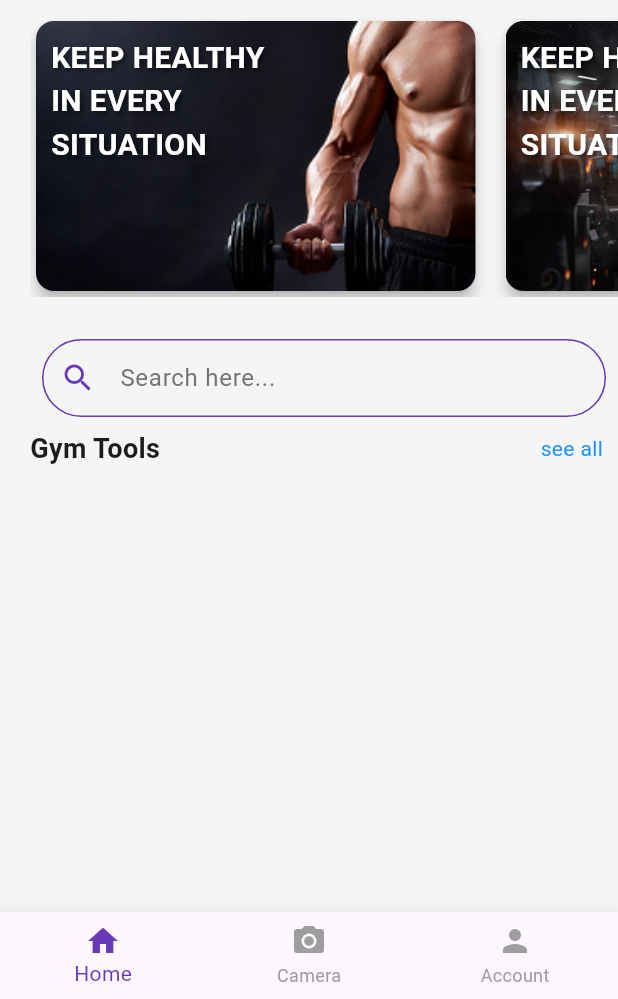
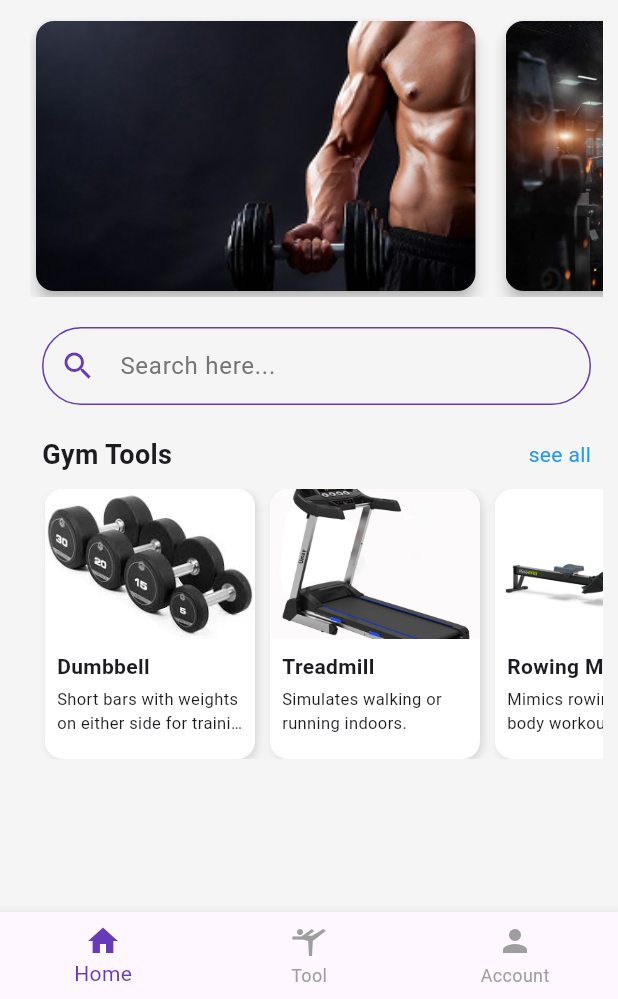
Before and after one commit to raisul-dev/gym_tool_kit, a Flutter app: the HomePage screen opened directly, on a phone screen of 412 x 824 dp, the part 237-1236 px from its top. Run offline on Flutter 3.47's test engine with Material 3 defaults, Android fonts, the phone set to English and light mode, and no system bars; our stand-ins replace youtube_player_flutter.

Commit message:
Update project with new changes

```diff
--- /dev/null
+++ b/lib/GymTool/GymToolCatalogPage.dart
@@ -0,0 +1,119 @@
+import 'package:flutter/material.dart';
+import 'package:gym_tool_kit/GymTool/GymToolDetailScreen.dart';
+
+class GymToolsScreen extends StatelessWidget {
+  final List<Map<String, String>> tools = [
+    {
+      'name': 'Dumbbell',
+      'image': 'assets/image/dumbbell.jpeg',
+      'description': 'Short bars with weights on either side for physical training.',
+      'videoUrl': 'https://www.youtube.com/watch?v=U0bhE67HuDY'
+    },
+    {
+      'name': 'Treadmill',
+      'image': 'assets/image/treadmill.jpg',
+      'description': 'Machine that simulates walking or running indoors.',
+      'videoUrl': 'https://www.youtube.com/watch?v=3f8Z0wC4eQo'
+    },
+    {
+      'name': 'Rowing Machine',
+      'image': 'assets/image/Rowing Machine.jpg',
+      'description': 'Mimics rowing action, great for full body workout.',
+      'videoUrl': 'https://www.youtube.com/watch?v=hiwyB7N9ZSQ'
+    },
+    {
+      'name': 'Lat Pulldown',
+      'image': 'assets/image/Lat Pulldown.jpg',
+      'description': 'Targets the latissimus dorsi muscles.',
+      'videoUrl': 'https://www.youtube.com/watch?v=CAwf7n6Luuc'
+    },
+    {
+      'name': 'Cable Machine',
+      'image': 'assets/image/Cable Machine.jpg',
+      'description': 'Versatile strength training equipment.',
+      'videoUrl': 'https://www.youtube.com/watch?v=wUSu2nRS5pI'
+    },
+    {
+      'name': 'Elliptical',
+      'image': 'assets/image/Elliptical.jpeg',
+      'description': 'Low-impact cardio machine.',
+      'videoUrl': 'https://www.youtube.com/watch?v=47tD7aCmD1M'
+    },
+  ];
+
+  @override
+  Widget build(BuildContext context) {
+    return Scaffold(
+      appBar: AppBar(
+        title: const Text('GymTools'),
+        leading: BackButton(),
+        centerTitle: true,
+      ),
+      body: Padding(
+        padding: const EdgeInsets.all(10),
+        child: Column(
+          children: [
+            const Text(
+              'Choose the GymTools',
+              style: TextStyle(fontWeight: FontWeight.bold, fontSize: 20),
+            ),
+            const SizedBox(height: 10),
+            Expanded(
+              child: GridView.builder(
+                itemCount: tools.length,
+                gridDelegate: const SliverGridDelegateWithFixedCrossAxisCount(
+                  crossAxisCount: 2,
+                  mainAxisSpacing: 12,
+                  crossAxisSpacing: 12,
+                  childAspectRatio: 0.8,
+                ),
+                itemBuilder: (context, index) {
+                  final tool = tools[index];
+                  return GestureDetector(
+                    onTap: () {
+                      Navigator.push(
+                        context,
+                        MaterialPageRoute(
+                          builder: (_) => GymToolDetailScreen(tool: tool),
+                        ),
+                      );
+                    },
+                    child: Container(
+                      padding: const EdgeInsets.all(8),
+                      decoration: BoxDecoration(
+                        color: Colors.white,
+                        borderRadius: BorderRadius.circular(10),
+                        boxShadow: const [
+                          BoxShadow(
+                            color: Colors.black12,
+                            blurRadius: 4,
+                            offset: Offset(2, 2),
+                          )
+                        ],
+                      ),
+                      child: Column(
+                        crossAxisAlignment: CrossAxisAlignment.center,
+                        children: [
+                          Expanded(
+                            child: Image.asset(tool['image']!, fit: BoxFit.contain),
+                          ),
+                          const SizedBox(height: 6),
+                          Text(tool['name']!, style: const TextStyle(fontWeight: FontWeight.bold)),
+                          Text(
+                            tool['description']!,
+                            textAlign: TextAlign.center,
+                            style: const TextStyle(fontSize: 12),
+                          ),
+                        ],
+                      ),
+                    ),
+                  );
+                },
+              ),
+            ),
+          ],
+        ),
+      ),
+    );
+  }
+}
--- a/lib/Sign_in_page.dart
+++ b/lib/SignUp_LoginPage/Sign_in_page.dart
@@ -1,5 +1,6 @@
 import 'package:flutter/material.dart';
-import 'package:gym_tool_kit/Login_Screen.dart';
+import 'package:gym_tool_kit/SignUp_LoginPage/Login_Screen.dart';
+
 
 class SignInPage extends StatelessWidget {
   const SignInPage({super.key});
--- a/lib/custom_bottom_navbar.dart
+++ b/lib/custom_bottom_navbar.dart
@@ -5,10 +5,10 @@ class CustomBottomNavBar extends StatelessWidget {
   final ValueChanged<int> onTap;
 
   const CustomBottomNavBar({
-    Key? key,
+    super.key,
     required this.currentIndex,
     required this.onTap,
-  }) : super(key: key);
+  });
 
   @override
   Widget build(BuildContext context) {
@@ -19,7 +19,7 @@ class CustomBottomNavBar extends StatelessWidget {
       onTap: onTap,
       items: const [
         BottomNavigationBarItem(icon: Icon(Icons.home), label: 'Home'),
-        BottomNavigationBarItem(icon: Icon(Icons.camera_alt), label: 'Camera'),
+        BottomNavigationBarItem(icon: Icon(Icons.sports_gymnastics), label: 'Tool'),
         BottomNavigationBarItem(icon: Icon(Icons.person), label: 'Account'),
       ],
     );
--- a/lib/home_page.dart
+++ b/lib/home_page.dart
@@ -1,7 +1,7 @@
 import 'package:flutter/material.dart';
-import 'package:gym_tool_kit/Account_page.dart';
-import 'package:gym_tool_kit/GymTool%20Screen.dart';
-import 'package:gym_tool_kit/camara_page.dart';
+import 'package:gym_tool_kit/AccountPage.dart';
+import 'package:gym_tool_kit/GymTool/GymToolCatalogPage.dart';
+import 'package:gym_tool_kit/GymTool/GymToolDetailScreen.dart';
 import 'custom_bottom_navbar.dart';
 
 class HomePage extends StatefulWidget {
@@ -14,9 +14,10 @@ class HomePage extends StatefulWidget {
 class _HomePageState extends State<HomePage> {
   int _currentIndex = 0;
 
+  // List of pages to show on bottom nav tap
   final List<Widget> _pages = [
     const HomeContent(),
-    const CameraPage(),
+    GymToolsScreen(),
     const AccountPage(),
   ];
 
@@ -43,79 +44,145 @@ class HomeContent extends StatelessWidget {
   @override
   Widget build(BuildContext context) {
     return SafeArea(
+      child: SingleChildScrollView(
         child: Padding(
-        padding: const EdgeInsets.only(top: 30, left: 20),
+          padding: const EdgeInsets.only(top: 30, left: 20, right: 10),
+
           child: Column(
             crossAxisAlignment: CrossAxisAlignment.start,
             children: [
+              // Profile avatar tappable to open account page
               GestureDetector(
                 onTap: () {
-                print('profile');
+                  Navigator.push(
+                    context,
+                    MaterialPageRoute(builder: (context) => const AccountPage()),
+                  );
                 },
-              child: CircleAvatar(
+                child: const CircleAvatar(
+                  radius: 25,
                   backgroundImage: AssetImage('assets/image/image.jpg'),
-                radius: 25,
                 ),
               ),
-            SizedBox(height: 10),
-            Text(
+
+              const SizedBox(height: 10),
+
+              // Greeting text
+              const Text(
                 'Hello, Remon',
                 style: TextStyle(fontSize: 18, fontWeight: FontWeight.bold),
               ),
-            SizedBox(height: 10),
-            Text(
+
+              const SizedBox(height: 10),
+
+              // Welcome message
+              const Text(
                 'Welcome to GymToolKit! Together, we will achieve fitness success. Get started!',
                 style: TextStyle(fontSize: 11),
               ),
-            SizedBox(height: 10),
+
+              const SizedBox(height: 10),
+
+              // Horizontal scroll of promo cards
               SingleChildScrollView(
                 scrollDirection: Axis.horizontal,
                 child: Row(
                   children: [
-                  _buildCard(
-                    'assets/image/fitness carousel 1.png',
-                    'KEEP HEALTHY\nIN EVERY\nSITUATION',
-                  ),
-                  _buildCard(
-                    'assets/image/Gym_Yoga_wallpapers-compressed-page-008_800x.webp',
-                    'KEEP HEALTHY\nIN EVERY\nSITUATION',
-                  ),
-                  _buildCard(
-                    'assets/image/images.jpeg',
-                    'KEEP HEALTHY\nIN EVERY\nSITUATION',
-                  ),
+                    _buildCard('assets/image/fitness carousel 1.png'),
+                    _buildCard('assets/image/Gym_Yoga_wallpapers-compressed-page-008_800x.webp'),
+                    _buildCard('assets/image/images.jpeg'),
                   ],
                 ),
               ),
-            SizedBox(height: 20),
+
+              const SizedBox(height: 20),
+
+              // Search input field
               Padding(
-              padding: const EdgeInsets.all(8.0),
+                padding: const EdgeInsets.symmetric(horizontal: 8),
                 child: TextField(
                   decoration: InputDecoration(
                     hintText: 'Search here...',
                     hintStyle: TextStyle(color: Colors.grey[600]),
-                  prefixIcon: Icon(Icons.search, color: Colors.deepPurple),
+                    prefixIcon: const Icon(Icons.search, color: Colors.deepPurple),
                     border: OutlineInputBorder(
                       borderRadius: BorderRadius.circular(30),
-                    borderSide: BorderSide(color: Colors.deepPurple),
+                      borderSide: const BorderSide(color: Colors.deepPurple),
                     ),
                     enabledBorder: OutlineInputBorder(
                       borderRadius: BorderRadius.circular(30),
-                    borderSide: BorderSide(color: Colors.deepPurple),
+                      borderSide: const BorderSide(color: Colors.deepPurple),
                     ),
                     focusedBorder: OutlineInputBorder(
                       borderRadius: BorderRadius.circular(30),
-                    borderSide: BorderSide(color: Colors.deepPurple, width: 2),
+                      borderSide: const BorderSide(color: Colors.deepPurple, width: 2),
                     ),
-                  contentPadding: EdgeInsets.symmetric(
-                    vertical: 14,
-                    horizontal: 20,
+                    contentPadding: const EdgeInsets.symmetric(vertical: 14, horizontal: 20),
                   ),
                 ),
               ),
+
+              const SizedBox(height: 20),
+
+              // Recommended gym tools preview
+              GymToolPreviewSection(),
+
+              const SizedBox(height: 30),
+            ],
           ),
+        ),
+      ),
+    );
+  }
+
+  // Helper to build carousel cards
+  Widget _buildCard(String imagePath) {
+    return Padding(
+      padding: const EdgeInsets.only(right: 12),
+      child: Card(
+        elevation: 4,
+        shape: RoundedRectangleBorder(borderRadius: BorderRadius.circular(12)),
+        clipBehavior: Clip.antiAlias,
+        child: SizedBox(
+          height: 180,
+          width: 293,
+          child: Image.asset(imagePath, fit: BoxFit.cover),
+        ),
+      ),
+    );
+  }
+}
+
+class GymToolPreviewSection extends StatelessWidget {
+  final List<Map<String, String>> tools = [
+    {
+      'name': 'Dumbbell',
+      'image': 'assets/image/dumbbell.jpeg',
+      'description': 'Short bars with weights on either side for training.',
+      'videoUrl': 'https://www.youtube.com/watch?v=U0bhE67HuDY'
+    },
+    {
+      'name': 'Treadmill',
+      'image': 'assets/image/treadmill.jpg',
+      'description': 'Simulates walking or running indoors.',
+      'videoUrl': 'https://www.youtube.com/watch?v=3f8Z0wC4eQo'
+    },
+    {
+      'name': 'Rowing Machine',
+      'image': 'assets/image/Rowing Machine.jpg',
+      'description': 'Mimics rowing for full body workout.',
+      'videoUrl': 'https://www.youtube.com/watch?v=hiwyB7N9ZSQ'
+    },
+  ];
+
+  @override
+  Widget build(BuildContext context) {
+    return Column(
+      crossAxisAlignment: CrossAxisAlignment.start,
+      children: [
         Padding(
-              padding: const EdgeInsets.only(right: 10),
+          padding: const EdgeInsets.symmetric(horizontal: 8),
+
           child: Row(
             mainAxisAlignment: MainAxisAlignment.spaceBetween,
             children: [
@@ -123,13 +190,12 @@ class HomeContent extends StatelessWidget {
                 "Gym Tools",
                 style: TextStyle(fontSize: 18, fontWeight: FontWeight.bold),
               ),
+
               GestureDetector(
                 onTap: () {
                   Navigator.push(
                     context,
-                        MaterialPageRoute(
-                          builder: (context) => const Gymtool(),
-                        ),
+                    MaterialPageRoute(builder: (context) => GymToolsScreen()),
                   );
                 },
                 child: const Text(
@@ -140,50 +206,72 @@ class HomeContent extends StatelessWidget {
             ],
           ),
         ),
+
+        const SizedBox(height: 10),
+
+        SizedBox(
+          height: 180,
+          child: ListView.builder(
+            scrollDirection: Axis.horizontal,
+            itemCount: tools.length,
+            itemBuilder: (context, index) {
+              final tool = tools[index];
+              return GestureDetector(
+                onTap: () {
+                  Navigator.push(
+                    context,
+                    MaterialPageRoute(builder: (_) => GymToolDetailScreen(tool: tool)),
+                  );
+                },
+
+                child: Container(
+                  width: 140,
+                  margin: const EdgeInsets.only(left: 10),
+                  decoration: BoxDecoration(
+                    color: Colors.white,
+                    borderRadius: BorderRadius.circular(12),
+                    boxShadow: const [
+                      BoxShadow(color: Colors.black12, blurRadius: 4, offset: Offset(2, 2)),
                     ],
                   ),
+
+                  child: Column(
+                    crossAxisAlignment: CrossAxisAlignment.start,
+                    children: [
+                      ClipRRect(
+                        borderRadius: const BorderRadius.vertical(top: Radius.circular(12)),
+                        child: Image.asset(
+                          tool['image']!,
+                          height: 100,
+                          width: double.infinity,
+                          fit: BoxFit.cover,
                         ),
-    );
-  }
+                      ),
 
-  Widget _buildCard(String imagePath, String text) {
-    return Padding(
-      padding: const EdgeInsets.only(right: 12),
-      child: Card(
-        elevation: 4,
-        shape: RoundedRectangleBorder(borderRadius: BorderRadius.circular(12)),
-        clipBehavior: Clip.antiAlias,
-        child: SizedBox(
-          height: 180,
-          width: 293,
-          child: Stack(
-            fit: StackFit.expand,
+                      Padding(
+                        padding: const EdgeInsets.all(8),
+                        child: Column(
+                          crossAxisAlignment: CrossAxisAlignment.start,
                           children: [
-              Image.asset(imagePath, fit: BoxFit.cover),
-              Positioned(
-                top: 10,
-                left: 10,
-                child: Text(
-                  text,
-                  style: TextStyle(
-                    color: Colors.white,
-                    fontSize: 20,
-                    fontWeight: FontWeight.bold,
-                    shadows: [
-                      Shadow(
-                        blurRadius: 4,
-                        color: Colors.black54,
-                        offset: Offset(2, 2),
+                            Text(tool['name']!, style: const TextStyle(fontWeight: FontWeight.bold)),
+                            const SizedBox(height: 4),
+                            Text(
+                              tool['description']!,
+                              maxLines: 2,
+                              overflow: TextOverflow.ellipsis,
+                              style: const TextStyle(fontSize: 11),
                             ),
                           ],
-                  ),
-                  textAlign: TextAlign.left,
                         ),
                       ),
                     ],
                   ),
                 ),
+              );
+            },
           ),
+        ),
+      ],
     );
   }
 }
--- a/lib/main.dart
+++ b/lib/main.dart
@@ -1,5 +1,6 @@
 import 'package:flutter/material.dart';
-import 'package:gym_tool_kit/Login_Screen.dart';
+import 'package:gym_tool_kit/SignUp_LoginPage/Login_Screen.dart';
+
 
 void main() {
   runApp(const MyApp());
@@ -7,8 +8,6 @@ void main() {
 
 class MyApp extends StatelessWidget {
   const MyApp({super.key});
-
-  // This widget is the root of your application.
   @override
   Widget build(BuildContext context) {
     return MaterialApp(
--- a/pubspec.yaml
+++ b/pubspec.yaml
@@ -11,6 +11,8 @@ dependencies:
     sdk: flutter
   cupertino_icons: ^1.0.8
   introduction_screen: ^3.1.17
+  cached_network_image: ^3.2.3
+  youtube_player_flutter: ^9.1.1
 
 dev_dependencies:
   flutter_test:
```
Also changed, not shown: lib/AccountPage.dart (added, +91 -0 lines), lib/Account_page.dart (deleted, +0 -22 lines), lib/GymTool Screen.dart (deleted, +0 -12 lines), lib/GymTool/GymToolDetailScreen.dart (added, +55 -0 lines), lib/camara_page.dart (deleted, +0 -22 lines), assets/image/Cable Machine.jpg (added), assets/image/Elliptical.jpeg (added), assets/image/Lat Pulldown.jpg (added), assets/image/Rowing Machine.jpg (added), assets/image/dumbbell.jpeg (added), assets/image/treadmill.jpg (added), lib/SignUp_LoginPage/Login_Screen.dart (renamed from lib/Login_Screen.dart), pubspec.lock, 4 other files. Lines whose indentation alone changed are shown as unchanged.
